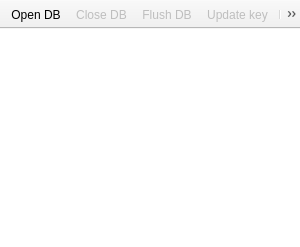
First picture: the form in qredis/ui/RedisTree.ui, repository tiagocoutinho/qredis, before the edit.
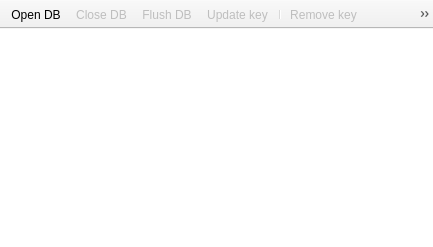
Second picture: the form after the edit. Icons and pictures are not drawn.

```diff
--- a/qredis/ui/RedisTree.ui
+++ b/qredis/ui/RedisTree.ui
@@ -6,7 +6,7 @@
    <rect>
     <x>0</x>
     <y>0</y>
-    <width>300</width>
+    <width>433</width>
     <height>247</height>
    </rect>
   </property>
@@ -68,28 +68,11 @@
    <addaction name="flush_db_action"/>
    <addaction name="update_db_action"/>
    <addaction name="separator"/>
-   <addaction name="add_key_action"/>
    <addaction name="remove_key_action"/>
    <addaction name="touch_key_action"/>
    <addaction name="persist_key_action"/>
    <addaction name="copy_key_action"/>
   </widget>
-  <action name="add_key_action">
-   <property name="enabled">
-    <bool>false</bool>
-   </property>
-   <property name="icon">
-    <iconset theme="list-add">
-     <normaloff/>
-    </iconset>
-   </property>
-   <property name="text">
-    <string>Add key</string>
-   </property>
-   <property name="toolTip">
-    <string>Add a new key with a value</string>
-   </property>
-  </action>
   <action name="remove_key_action">
    <property name="enabled">
     <bool>false</bool>
```
Left out of the diff: 4 changed lines with no effect on the pictures.
